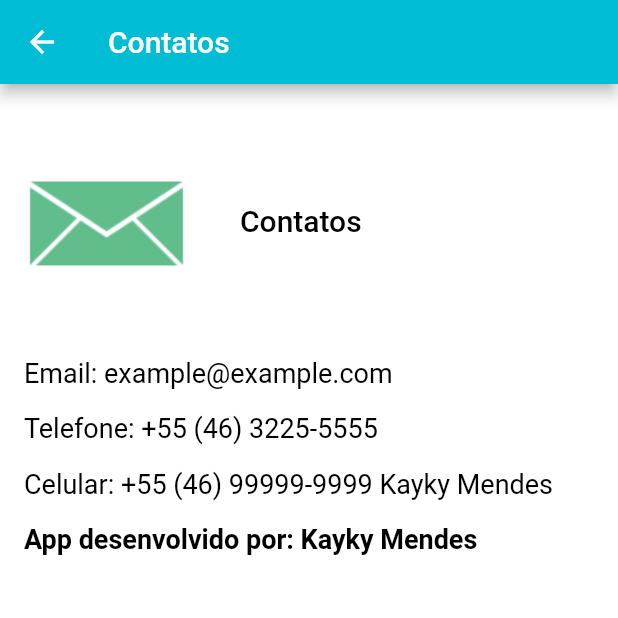
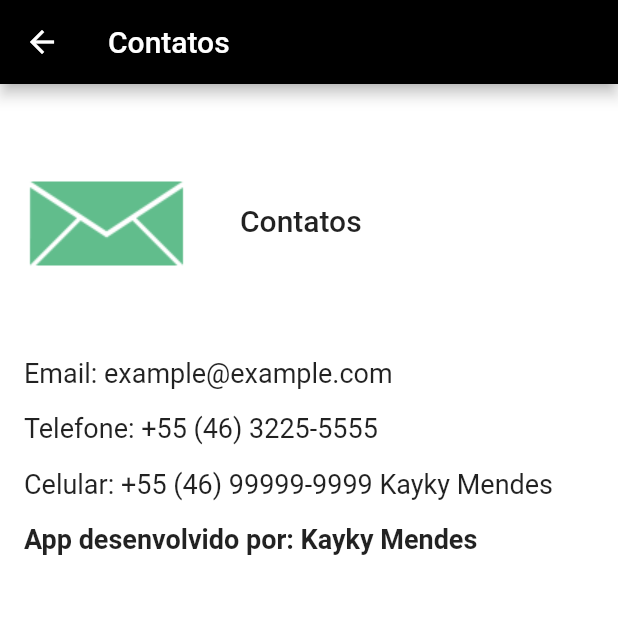
Before and after one commit to LIL-YKY/AtmConsultorias, a Flutter app: the TelaContato screen opened directly, on a phone screen of 412 x 824 dp, the top half of it. Run offline on Flutter 3.47's test engine with Material 2 defaults, Android fonts, the phone set to English and light mode, and no system bars; our stand-ins replace shared_preferences; accounts and stored records are empty; network calls fail.

Commit message:
coloração do projeto, Dark mode automatico, app bar

```diff
--- a/lib/components/my_textfield.dart
+++ b/lib/components/my_textfield.dart
@@ -26,7 +26,7 @@ class MyTextField extends StatelessWidget {
             focusedBorder: OutlineInputBorder(
               borderSide: BorderSide(color: Colors.grey.shade400),
             ),
-            fillColor: Colors.grey.shade200,
+            //fillColor: Colors.grey.shade200,
             filled: true,
             hintText: hintText,
             hintStyle: TextStyle(color: Colors.grey[500])),
--- a/lib/main.dart
+++ b/lib/main.dart
@@ -1,10 +1,13 @@
 import 'package:atm/pages/Home.dart';
 import 'package:atm/pages/Login.dart';
+import 'package:atm/theme/tema.dart';
 import 'package:flutter/material.dart';
 
 void main(){
   runApp(MaterialApp(
     home: Login(),
     debugShowCheckedModeBanner: false,
+    theme: lightmode,
+    darkTheme: darktmode,
   ));
 }
--- a/lib/pages/Configuracao.dart
+++ b/lib/pages/Configuracao.dart
@@ -48,7 +48,9 @@ class _ConfiguracaoState extends State<Configuracao> {
   @override
   Widget build(BuildContext context) {
     return Scaffold(
+      backgroundColor: Theme.of(context).colorScheme.background,
       appBar: AppBar(
+        backgroundColor: Colors.black,
         title: Text(widget.title),
       ),
       body: ListView(
--- a/lib/pages/Home.dart
+++ b/lib/pages/Home.dart
@@ -32,9 +32,9 @@ class _HomeState extends State<Home> {
   Widget build(BuildContext context) {
     return Scaffold(
       drawer: NavBar(),
-      backgroundColor: Colors.white,
+      backgroundColor: Theme.of(context).colorScheme.background,
       appBar: AppBar(
-        backgroundColor: Colors.cyan,
+        backgroundColor: Colors.black,
         title: Center(child: Text("ATM Consultoria"))
       ),
       body: Container(
--- a/lib/pages/TelaContato.dart
+++ b/lib/pages/TelaContato.dart
@@ -14,9 +14,9 @@ class _TelaContatoState extends State<TelaContato> {
   @override
   Widget build(BuildContext context) {
     return Scaffold(
-      backgroundColor: Colors.white,
+      backgroundColor: Theme.of(context).colorScheme.background,
       appBar: AppBar(
-        backgroundColor: Colors.cyan,
+        backgroundColor: Colors.black,
         title: Text("Contatos"),
       ),
       body: SingleChildScrollView(
@@ -31,7 +31,7 @@ class _TelaContatoState extends State<TelaContato> {
                   children: <Widget>[
                     Image.asset("lib/images/detalhe_contato.png"),
                     Padding(padding: EdgeInsets.only(left: 32),
-                      child: Text("Contatos", style: TextStyle(fontSize: 20, color: Colors.black, fontWeight: FontWeight.w500),
+                      child: Text("Contatos", style: TextStyle(fontSize: 20, fontWeight: FontWeight.w500),
                       ),
                     ),
                   ],
@@ -39,22 +39,22 @@ class _TelaContatoState extends State<TelaContato> {
               ),
               Padding(padding: EdgeInsets.only(top: 32),
               child:  Text("Email: example@example.com",
-                style: TextStyle(fontSize: 18, color: Colors.black),
+                style: TextStyle(fontSize: 18 ),
               ),
               ),
               Padding(padding: EdgeInsets.only(top: 16),
               child: Text("Telefone: +55 (46) 3225-5555",
-                style: TextStyle(fontSize: 18, color: Colors.black),
+                style: TextStyle(fontSize: 18),
               ),
               ),
               Padding(padding: EdgeInsets.only(top: 16),
                 child: Text("Celular: +55 (46) 99999-9999 ${widget.valor}",
-                  style: TextStyle(fontSize: 18, color: Colors.black),
+                  style: TextStyle(fontSize: 18,),
                 ),
               ),
               Padding(padding: EdgeInsets.only(top: 16),
                 child: Text("App desenvolvido por: ${widget.valor}",
-                  style: TextStyle(fontSize: 18, color: Colors.black, fontWeight: FontWeight.bold),
+                  style: TextStyle(fontSize: 18, fontWeight: FontWeight.bold),
                 ),
               ),
             ],
```
Also changed, not shown: lib/pages/Login.dart (+4 -5 lines), lib/pages/TelaCliente.dart (+5 -5 lines), lib/pages/TelaEmpresa.dart (+5 -5 lines), lib/theme/tema.dart (added, +19 -0 lines).
